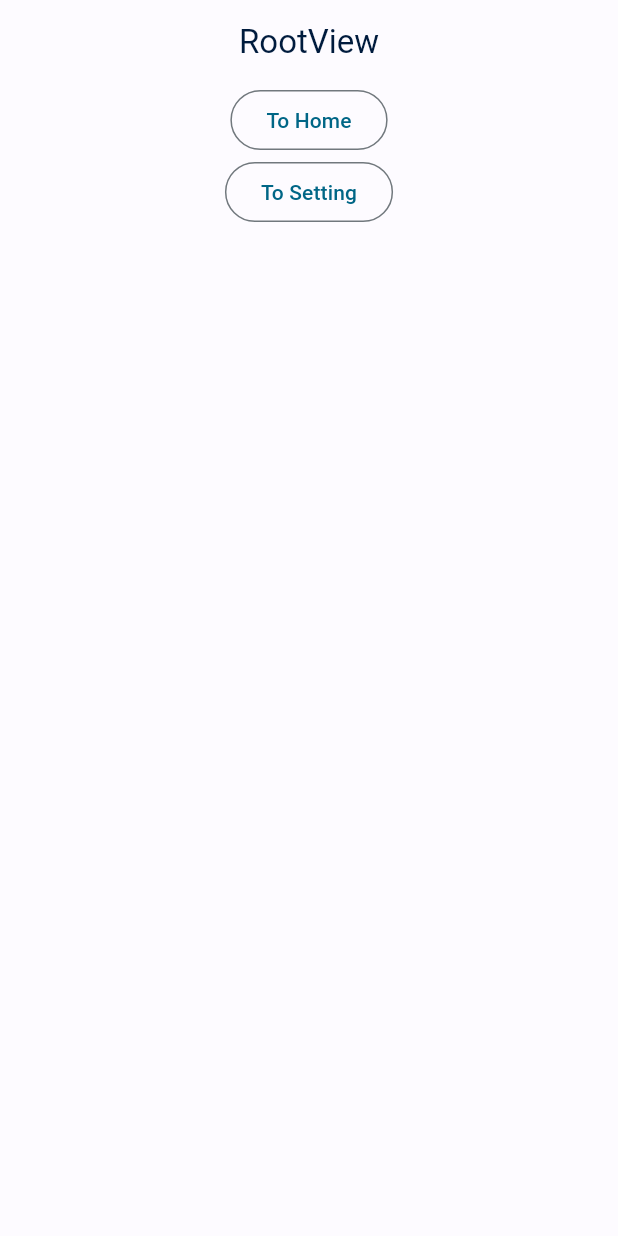
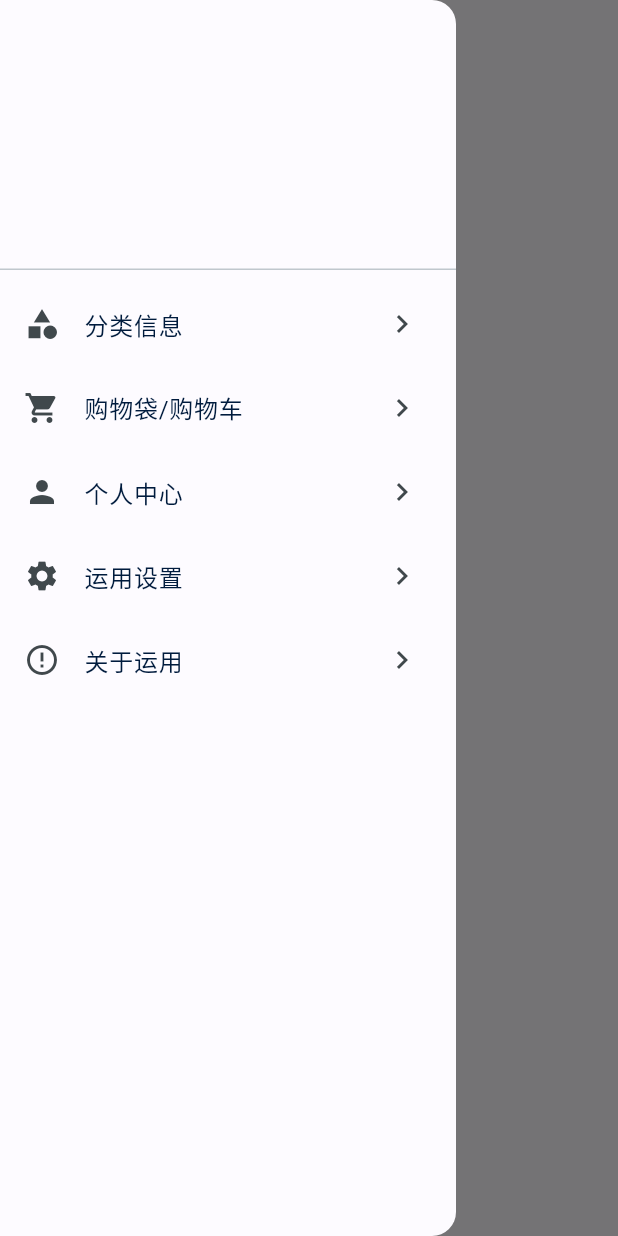
Before and after one commit to MrDotYan/base_application, a Flutter app: the screen it shows after launch, with the side drawer open (before the commit the screen has no drawer), on a phone screen of 412 x 824 dp. Run offline on Flutter 3.47's test engine with Material 2 defaults, Android fonts, the phone set to English and light mode, and no system bars; our stand-ins replace get, get_storage.

Commit message:
init some page has Category and Personal and Cart and About

```diff
--- a/lib/app/modules/root/views/root_view.dart
+++ b/lib/app/modules/root/views/root_view.dart
@@ -2,8 +2,8 @@ import 'package:flutter/material.dart';
 
 import 'package:get/get.dart';
 
-import '../../../routes/app_pages.dart';
 import '../controllers/root_controller.dart';
+import '../widget/root_drawer.dart';
 
 class RootView extends GetView<RootController> {
   const RootView({Key? key}) : super(key: key);
@@ -14,21 +14,11 @@ class RootView extends GetView<RootController> {
         title: const Text('RootView'),
         centerTitle: true,
       ),
-      body: Center(
-        child: Column(
-          children: [
-            OutlinedButton(
-                onPressed: () {
-                  Get.toNamed(Routes.HOME);
-                },
-                child: Text('To Home')),
-            OutlinedButton(
-                onPressed: () {
-                  Get.toNamed(Routes.SETTINGS);
-                },
-                child: Text('To Setting'))
-          ],
-        ),
+      drawer: const Drawer(
+        child: RootDrawer(),
+      ),
+      body: SingleChildScrollView(
+        child: Column(),
       ),
     );
   }
--- /dev/null
+++ b/lib/app/modules/root/widget/root_drawer.dart
@@ -0,0 +1,58 @@
+import 'package:flutter/material.dart';
+import 'package:get/get.dart';
+
+import '../../../routes/app_pages.dart';
+
+class RootDrawer extends StatelessWidget {
+  const RootDrawer({Key? key}) : super(key: key);
+
+  @override
+  Widget build(BuildContext context) {
+    return SafeArea(
+        child: Column(
+      children: [
+        SizedBox(
+          height: 188,
+          child: DrawerHeader(
+              child: Container(
+            color: Colors.transparent,
+          )),
+        ),
+        Expanded(
+            child: ListView(
+          children: [
+            ListTile(
+              title: const Text('分类信息'),
+              leading: const Icon(Icons.category),
+              trailing: const Icon(Icons.chevron_right_sharp),
+              onTap: () => Get.toNamed(Routes.CATEGORY),
+            ),
+            ListTile(
+              title: const Text('购物袋/购物车'),
+              leading: const Icon(Icons.shopping_cart),
+              trailing: const Icon(Icons.chevron_right_sharp),
+              onTap: () => Get.toNamed(Routes.CART),
+            ),
+            ListTile(
+              title: const Text('个人中心'),
+              leading: const Icon(Icons.person),
+              trailing: const Icon(Icons.chevron_right_sharp),
+              onTap: () => Get.toNamed(Routes.PERSONAL),
+            ),
+            ListTile(
+              title: const Text('运用设置'),
+              leading: const Icon(Icons.settings),
+              trailing: const Icon(Icons.chevron_right_sharp),
+              onTap: () => Get.toNamed(Routes.SETTINGS),
+            ),ListTile(
+              title: const Text('关于运用'),
+              leading: const Icon(Icons.error_outline),
+              trailing: const Icon(Icons.chevron_right_sharp),
+              onTap: () => Get.toNamed(Routes.ABOUT),
+            ),
+          ],
+        ))
+      ],
+    ));
+  }
+}
--- a/lib/app/routes/app_pages.dart
+++ b/lib/app/routes/app_pages.dart
@@ -1,7 +1,15 @@
 import 'package:get/get.dart';
 
+import '../modules/about/bindings/about_binding.dart';
+import '../modules/about/views/about_view.dart';
+import '../modules/cart/bindings/cart_binding.dart';
+import '../modules/cart/views/cart_view.dart';
+import '../modules/category/bindings/category_binding.dart';
+import '../modules/category/views/category_view.dart';
 import '../modules/home/bindings/home_binding.dart';
 import '../modules/home/views/home_view.dart';
+import '../modules/personal/bindings/personal_binding.dart';
+import '../modules/personal/views/personal_view.dart';
 import '../modules/root/bindings/root_binding.dart';
 import '../modules/root/views/root_view.dart';
 import '../modules/settings/bindings/settings_binding.dart';
@@ -37,5 +45,25 @@ class AppPages {
         page: () => const ThemeView(),
         binding: ThemeBinding(),
         transition: Transition.cupertino),
+    GetPage(
+      name: _Paths.PERSONAL,
+      page: () => const PersonalView(),
+      binding: PersonalBinding(),
+    ),
+    GetPage(
+      name: _Paths.CART,
+      page: () => const CartView(),
+      binding: CartBinding(),
+    ),
+    GetPage(
+      name: _Paths.CATEGORY,
+      page: () => const CategoryView(),
+      binding: CategoryBinding(),
+    ),
+    GetPage(
+      name: _Paths.ABOUT,
+      page: () => const AboutView(),
+      binding: AboutBinding(),
+    ),
   ];
 }
--- a/lib/app/routes/app_routes.dart
+++ b/lib/app/routes/app_routes.dart
@@ -7,6 +7,10 @@ abstract class Routes {
   static const ROOT = _Paths.ROOT;
   static const SETTINGS = _Paths.SETTINGS;
   static const THEME = _Paths.THEME;
+  static const PERSONAL = _Paths.PERSONAL;
+  static const CART = _Paths.CART;
+  static const CATEGORY = _Paths.CATEGORY;
+  static const ABOUT = _Paths.ABOUT;
 }
 
 abstract class _Paths {
@@ -15,4 +19,8 @@ abstract class _Paths {
   static const ROOT = '/root';
   static const SETTINGS = '/settings';
   static const THEME = '/theme';
+  static const PERSONAL = '/personal';
+  static const CART = '/cart';
+  static const CATEGORY = '/category';
+  static const ABOUT = '/about';
 }
```
Also changed, not shown: lib/app/modules/about/bindings/about_binding.dart (added, +12 -0 lines), lib/app/modules/about/controllers/about_controller.dart (added, +23 -0 lines), lib/app/modules/about/views/about_view.dart (added, +24 -0 lines), lib/app/modules/cart/bindings/cart_binding.dart (added, +12 -0 lines), lib/app/modules/cart/controllers/cart_controller.dart (added, +23 -0 lines), lib/app/modules/cart/views/cart_view.dart (added, +24 -0 lines), lib/app/modules/category/bindings/category_binding.dart (added, +12 -0 lines), lib/app/modules/category/controllers/category_controller.dart (added, +23 -0 lines), lib/app/modules/category/views/category_view.dart (added, +24 -0 lines), lib/app/modules/personal/bindings/personal_binding.dart (added, +12 -0 lines), lib/app/modules/personal/controllers/personal_controller.dart (added, +23 -0 lines), lib/app/modules/personal/views/personal_view.dart (added, +24 -0 lines).
